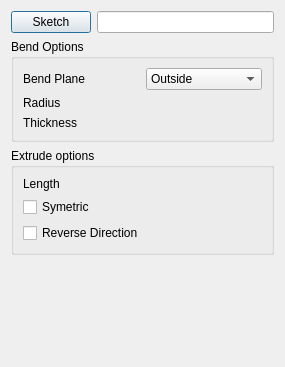
shaise/FreeCAD_SheetMetal, file Resources/panels/CreateBaseShape.ui: the form before one commit; both pictures show x 0 to 285 and y 0 to 367 of the 285 by 546 pixel window.
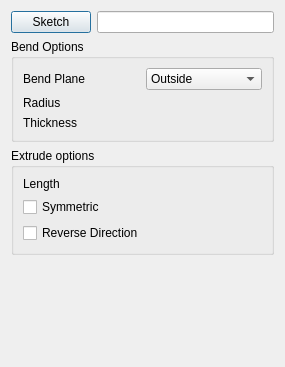
The form after the commit. Custom widgets are drawn as their Qt base class.

Diff of the .ui file:
```diff
--- a/Resources/panels/CreateBaseShape.ui
+++ b/Resources/panels/CreateBaseShape.ui
@@ -168,7 +168,7 @@
          <string>Create the base shape as a new body</string>
         </property>
         <property name="text">
-         <string>Symetric</string>
+         <string>Symmetric</string>
         </property>
        </widget>
       </item>
```
